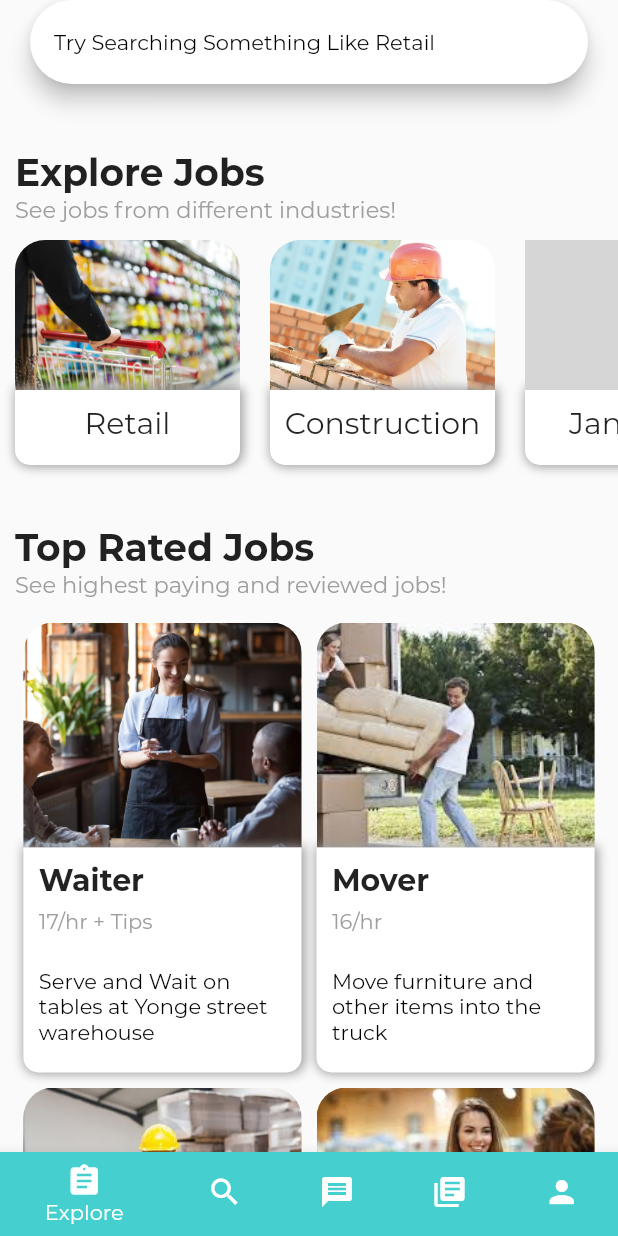
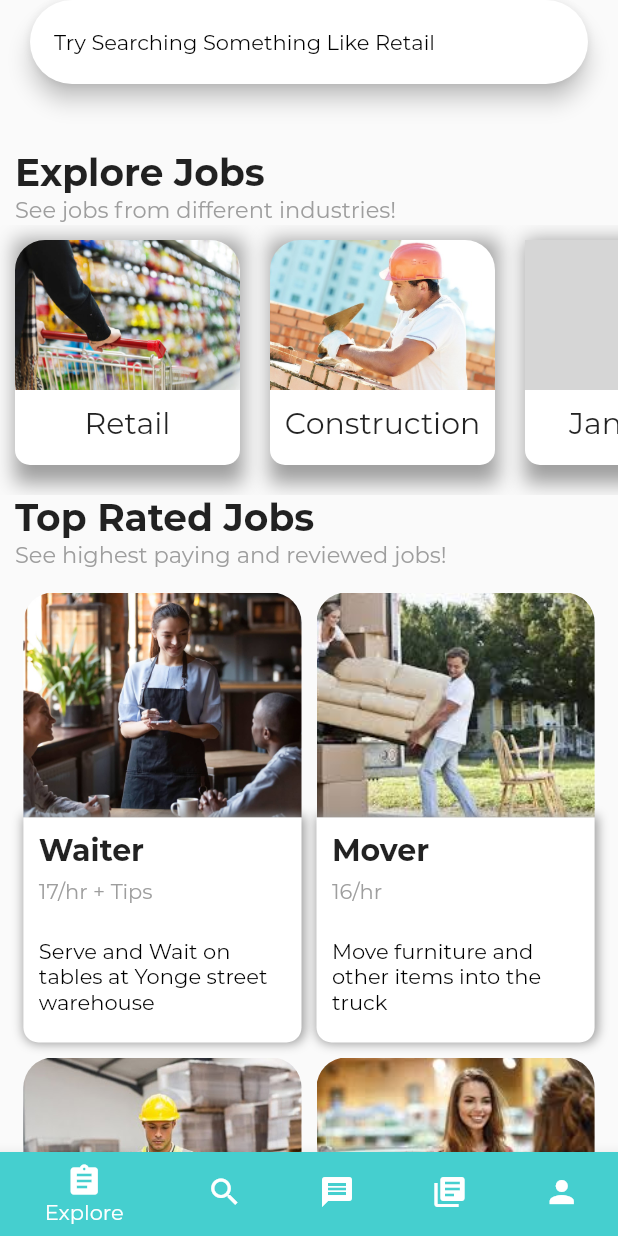
Before and after one commit to dart-dinosaurs/hyred, a Flutter app: the screen it shows once a user with an empty profile is signed in, on a phone screen of 412 x 824 dp. Run offline on Flutter 3.47's test engine with Material 2 defaults, Android fonts, the light colour scheme and no system bars; our stand-ins replace firebase_auth; missing offline and left inert: flappy_search_bar; accounts and stored records are empty; project files that could hold a hidden picture were left out; grey boxes are pictures that could not be loaded.

Commit message:
fixed box shadow sort of

```diff
--- a/lib/screens/Newexplore.dart
+++ b/lib/screens/Newexplore.dart
@@ -38,7 +38,7 @@ class NewExplore extends StatelessWidget {
         margin: EdgeInsets.fromLTRB(10, 0, 0, 0),
       ),
       Container(
-          height: 200,
+          height: 180,
           child: ListView(
             scrollDirection: Axis.horizontal,
             children: <Widget>[
--- a/lib/screens/explore.dart
+++ b/lib/screens/explore.dart
@@ -13,7 +13,7 @@ class Explore extends StatelessWidget {
     return new Scaffold(
       appBar: AppBar(
         title: Row(children: <Widget>[
-          Text("Explore Jobs!     ")
+          Text("Explore Jobs!      ")
         ],
         mainAxisAlignment: MainAxisAlignment.center,
         ),
--- a/lib/screens/widgets/discoverCard.dart
+++ b/lib/screens/widgets/discoverCard.dart
@@ -3,52 +3,65 @@ import '../explore.dart';
 import './data.dart';
 
 class DiscoverCard extends StatelessWidget {
-
   final String image;
   final String heading;
   final List job;
 
   DiscoverCard(this.image, this.heading, this.job);
 
-
   @override
-  Widget build(BuildContext context){
-    return(
-      GestureDetector(
+  Widget build(BuildContext context) {
+    return (GestureDetector(
       onTap: () => Navigator.push(
         context,
-                  MaterialPageRoute(builder: (context) => new Container(child: Explore(job))),
+        MaterialPageRoute(
+            builder: (context) => new Container(child: Explore(job))),
       ),
-                child:
-      Container(
-        child: Column(
-          children: <Widget>[
-            ClipRRect(borderRadius: BorderRadius.only( topLeft: Radius.circular(20), topRight: Radius.circular(20) ),child: Image(image: new AssetImage(image), width: 150, height: 100, fit: BoxFit.cover, )),
+      child: Container(
+
+        decoration: new BoxDecoration(boxShadow: [
+          new BoxShadow(
+            color: Colors.grey,
+            offset: new Offset(1.0, 1.0),
+            blurRadius: 10,
+            spreadRadius: 1,
+
+          )
+        ],
+
+        ),
+        child: Column(children: <Widget>[
+          ClipRRect(
+              borderRadius: BorderRadius.only(
+                  topLeft: Radius.circular(20), topRight: Radius.circular(20)),
+              child: Image(
+                image: new AssetImage(image),
+                width: 150,
+                height: 100,
+                fit: BoxFit.cover,
+              )),
           Container(
             width: 150,
             height: 50,
-              child: Column(children: <Widget>[Container(height: 10,),Text(heading, textAlign: TextAlign.center, style: TextStyle( fontSize: 20))],),
+            child: Column(
+              children: <Widget>[
+                Container(
+                  height: 10,
+                ),
+                Text(heading,
+                    textAlign: TextAlign.center, style: TextStyle(fontSize: 20))
+              ],
+            ),
             decoration: new BoxDecoration(
               shape: BoxShape.rectangle,
               color: Colors.white,
               borderRadius: new BorderRadius.only(
                   bottomLeft: Radius.circular(10),
-                    bottomRight: Radius.circular(10)
-                  ),
-                  boxShadow: [
-                    new BoxShadow(
-                      color: Colors.grey,
-                      offset: new Offset(1.0, 00.0),
-                      blurRadius: 5.0,
-                      spreadRadius: 1,
-                    )
-                  ]
+                  bottomRight: Radius.circular(10)),
             ),
           )
-          ]
+        ]),
       ),
-      )
-      )
-    );
+    ));
   }
 }
```
Lines whose indentation alone changed are shown as unchanged.
